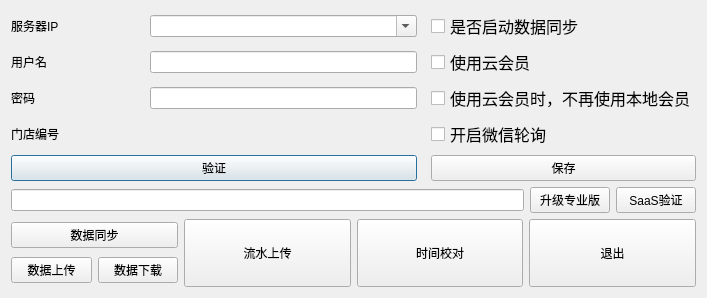
derekzhang79/fastfdmain, file back/w_sys_manage_cloudsync_with_time.ui: the form before one commit.
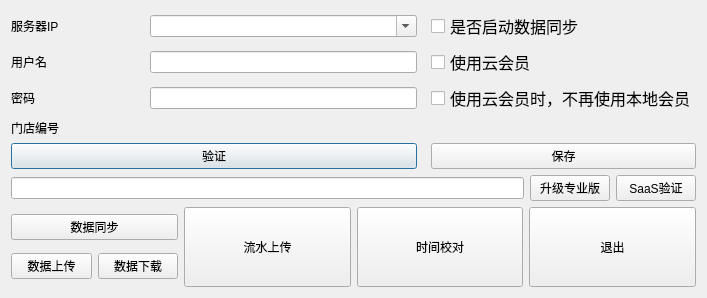
The form after the commit. Custom widgets are drawn as their Qt base class.

```diff
--- a/back/w_sys_manage_cloudsync_with_time.ui
+++ b/back/w_sys_manage_cloudsync_with_time.ui
@@ -36,16 +36,6 @@
        </property>
       </widget>
      </item>
-     <item row="3" column="4">
-      <widget class="QCheckBox" name="checkBox_yun_wxpolling">
-       <property name="styleSheet">
-        <string notr="true">font:12pt;</string>
-       </property>
-       <property name="text">
-        <string>开启微信轮询</string>
-       </property>
-      </widget>
-     </item>
      <item row="2" column="4">
       <widget class="QCheckBox" name="checkBox_yun_member_2">
        <property name="styleSheet">
```
